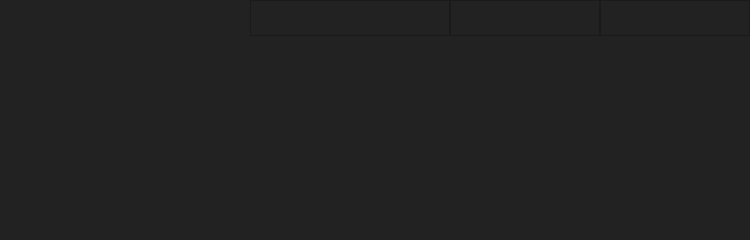
First picture: the form in threadform.ui, repository siavash119/qtchan, before the edit.
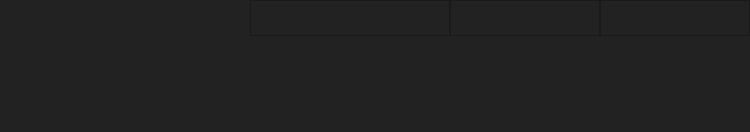
Second picture: the form after the edit. Custom widgets are drawn as their Qt base class.

What changed in the file:
```diff
--- a/threadform.ui
+++ b/threadform.ui
@@ -7,11 +7,11 @@
     <x>0</x>
     <y>0</y>
     <width>750</width>
-    <height>240</height>
+    <height>132</height>
    </rect>
   </property>
   <property name="sizePolicy">
-   <sizepolicy hsizetype="Expanding" vsizetype="MinimumExpanding">
+   <sizepolicy hsizetype="Expanding" vsizetype="Fixed">
     <horstretch>0</horstretch>
     <verstretch>0</verstretch>
    </sizepolicy>
@@ -25,7 +25,7 @@
   <property name="maximumSize">
    <size>
     <width>16777215</width>
-    <height>2500</height>
+    <height>500</height>
    </size>
   </property>
   <property name="font">
@@ -57,7 +57,27 @@
     <number>0</number>
    </property>
    <item>
+    <layout class="QVBoxLayout" name="verticalLayout">
+     <property name="spacing">
+      <number>0</number>
+     </property>
+     <property name="sizeConstraint">
+      <enum>QLayout::SetFixedSize</enum>
+     </property>
+     <item>
     <layout class="QGridLayout" name="gridLayout">
+       <property name="leftMargin">
+        <number>0</number>
+       </property>
+       <property name="topMargin">
+        <number>0</number>
+       </property>
+       <property name="rightMargin">
+        <number>0</number>
+       </property>
+       <property name="bottomMargin">
+        <number>0</number>
+       </property>
      <property name="spacing">
       <number>0</number>
      </property>
@@ -67,14 +87,14 @@
         <bool>true</bool>
        </property>
        <property name="sizePolicy">
-        <sizepolicy hsizetype="Fixed" vsizetype="Expanding">
+          <sizepolicy hsizetype="Fixed" vsizetype="Fixed">
          <horstretch>0</horstretch>
          <verstretch>0</verstretch>
         </sizepolicy>
        </property>
        <property name="minimumSize">
         <size>
-         <width>250</width>
+           <width>0</width>
          <height>0</height>
         </size>
        </property>
@@ -101,6 +121,40 @@
        </property>
       </widget>
      </item>
+       <item row="1" column="0">
+        <spacer name="verticalSpacer">
+         <property name="orientation">
+          <enum>Qt::Vertical</enum>
+         </property>
+         <property name="sizeType">
+          <enum>QSizePolicy::Expanding</enum>
+         </property>
+         <property name="sizeHint" stdset="0">
+          <size>
+           <width>0</width>
+           <height>0</height>
+          </size>
+         </property>
+        </spacer>
+       </item>
+      </layout>
+     </item>
+     <item>
+      <spacer name="horizontalSpacer">
+       <property name="orientation">
+        <enum>Qt::Horizontal</enum>
+       </property>
+       <property name="sizeType">
+        <enum>QSizePolicy::Minimum</enum>
+       </property>
+       <property name="sizeHint" stdset="0">
+        <size>
+         <width>250</width>
+         <height>0</height>
+        </size>
+       </property>
+      </spacer>
+     </item>
     </layout>
    </item>
    <item>
@@ -229,7 +283,7 @@
        <property name="sizePolicy">
         <sizepolicy hsizetype="Expanding" vsizetype="Expanding">
          <horstretch>0</horstretch>
-         <verstretch>1</verstretch>
+         <verstretch>0</verstretch>
         </sizepolicy>
        </property>
        <property name="minimumSize">
@@ -238,6 +292,12 @@
          <height>0</height>
         </size>
        </property>
+       <property name="maximumSize">
+        <size>
+         <width>16777215</width>
+         <height>16777215</height>
+        </size>
+       </property>
        <property name="font">
         <font>
          <family>Liberation Sans</family>
```
Left out of the diff: 22 changed lines with no effect on the pictures. Lines whose indentation alone changed are shown as unchanged.
